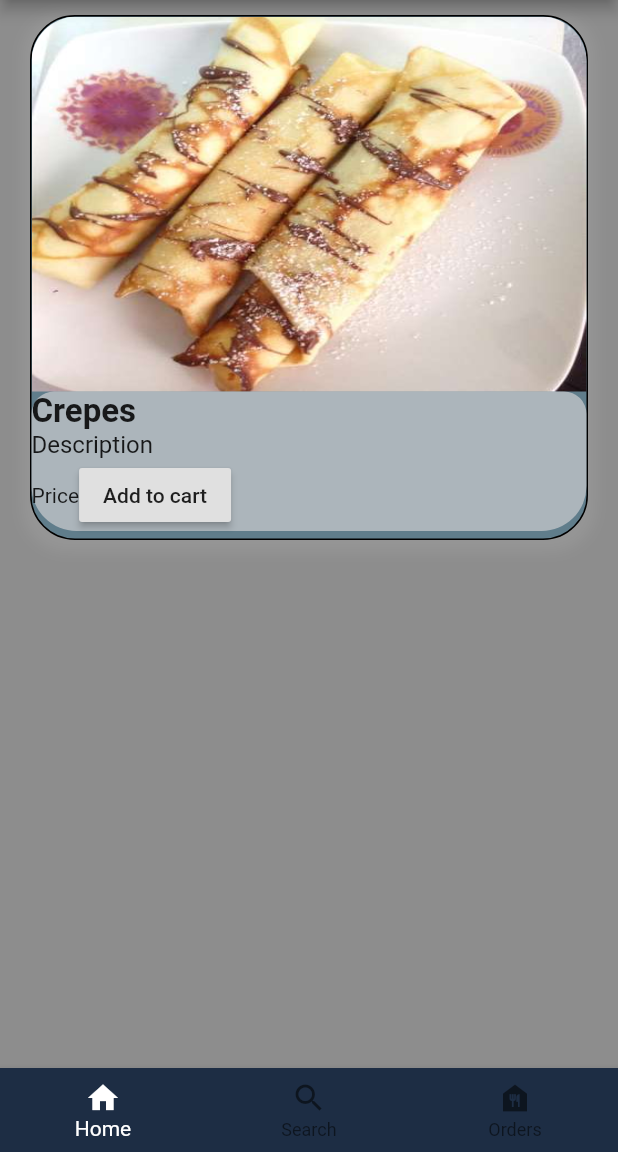
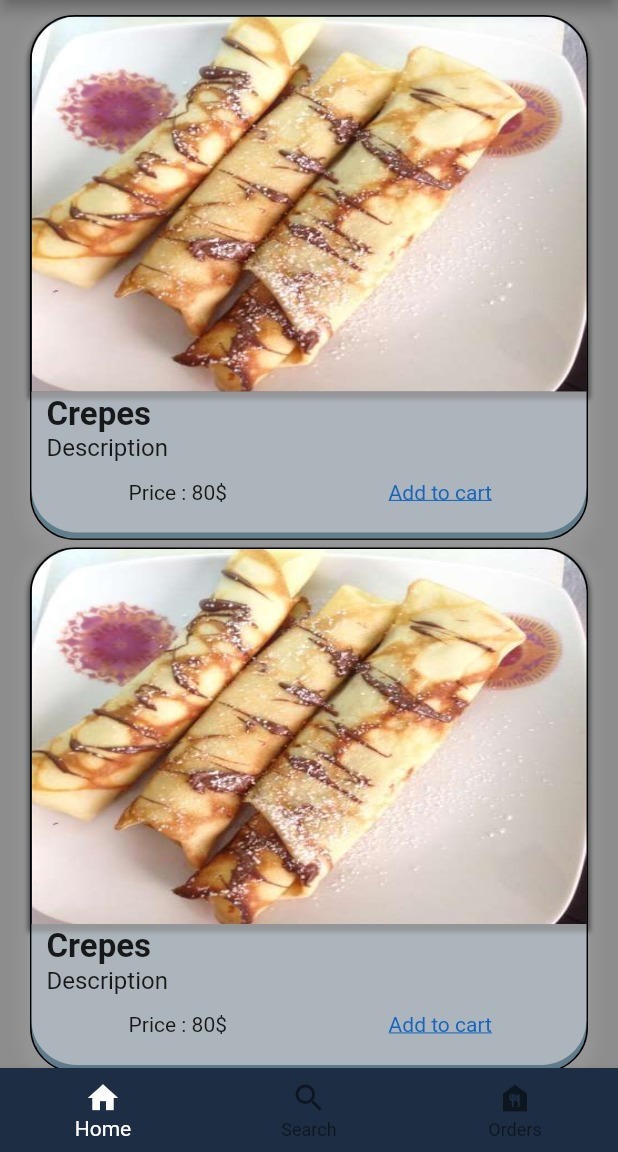
Before and after one commit to brocatz/Flutter-Mobile, a Flutter app: the HomePage screen opened directly, on a phone screen of 412 x 824 dp, the part 84-1236 px from its top. Run offline on Flutter 3.47's test engine with Material 2 defaults, Android fonts, the phone set to English and light mode, and no system bars; our stand-ins replace firebase_auth, firebase_core; accounts and stored records are empty.

Commit message:
Created Discover MenuItem

```diff
--- a/lib/pageViews/homePageView.dart
+++ b/lib/pageViews/homePageView.dart
@@ -1,5 +1,6 @@
 import 'package:flutter/material.dart';
 import 'package:flutter/services.dart';
+import 'package:flutter_form/widgets/discoverMenuItem.dart';
 
 class HomePageView extends StatelessWidget {
   @override
@@ -13,99 +14,13 @@ class HomePageView extends StatelessWidget {
           right: 20,
         ),
         children: <Widget>[
-          Container(
-            decoration: BoxDecoration(
-                color: Colors.blueGrey,
-                borderRadius: BorderRadius.all(
-                  Radius.circular(30),
-                ),
-                border: Border.all(color: Colors.black, width: 1.0),
-                boxShadow: [
-                  BoxShadow(
-                    color: Colors.grey.withOpacity(.5),
-                    spreadRadius: 5,
-                    blurRadius: 7,
-                    offset: Offset(0, 3),
-                  )
-                ]),
-            width: 300,
-            height: 350,
-            child: Column(
-              children: [
-                Row(
-                  children: [
-                    // Expanded(
-                    //   child: SizedBox(
-                    //     height: 250,
-                    //     child: Image.asset(
-                    //       'assets/images/crepe.jpg',
-                    //     ),
-                    //   ),
-                    // ),
-                    Expanded(
-                      child: Container(
-                          height: 250,
-                          decoration: new BoxDecoration(
-                            borderRadius: BorderRadius.only(
-                                topLeft: Radius.circular(30),
-                                topRight: Radius.circular(30)),
-                            image: DecorationImage(
-                              image: AssetImage('assets/images/crepe.jpg'),
-                              fit: BoxFit.fill,
-                            ),
-                          )),
-                    ),
-                  ],
-                ),
-                Row(
-                  children: [
-                    Expanded(
-                      child: Container(
-                        decoration: BoxDecoration(
-                            color: Color.fromRGBO(248, 237, 235, 0.5),
-                            borderRadius: BorderRadius.only(
-                              bottomLeft: Radius.circular(30),
-                              bottomRight: Radius.circular(30),
-                              topLeft: Radius.circular(15),
-                              topRight: Radius.circular(15),
-                            )),
-                        child: Column(
-                          crossAxisAlignment: CrossAxisAlignment.start,
-                          children: [
-                            Row(
-                              children: [
-                                Text(
-                                  "Crepes",
-                                  style: TextStyle(
-                                      fontSize: 22.0,
-                                      fontWeight: FontWeight.bold),
-                                ),
-                              ],
-                            ),
-                            Row(
-                              children: [
-                                Text(
-                                  'Description',
-                                  style: TextStyle(fontSize: 16),
-                                ),
-                              ],
-                            ),
-                            Row(
-                              children: [
-                                Text('Price'),
-                                RaisedButton(
-                                    child: Text('Add to cart'),
-                                    onPressed: () {})
-                              ],
-                            )
-                          ],
-                        ),
-                      ),
-                    )
-                  ],
-                ),
-              ],
-            ),
+          DiscoverMenuItem(),
+          SizedBox(
+            height: 5,
+          ),
+          DiscoverMenuItem(),
+          SizedBox(
+            height: 5,
           )
         ],
       ),
--- /dev/null
+++ b/lib/widgets/discoverMenuItem.dart
@@ -0,0 +1,139 @@
+import 'package:flutter/material.dart';
+
+class DiscoverMenuItem extends StatelessWidget {
+  @override
+  Widget build(BuildContext context) {
+    return Container(
+      decoration: BoxDecoration(
+          color: Colors.blueGrey,
+          borderRadius: BorderRadius.all(
+            Radius.circular(30),
+          ),
+          border: Border.all(color: Colors.black, width: 1.0),
+          boxShadow: [
+            BoxShadow(
+              color: Colors.grey.withOpacity(.5),
+              spreadRadius: 5,
+              blurRadius: 7,
+              offset: Offset(0, 3),
+            )
+          ]),
+      width: 300,
+      height: 350,
+      child: Column(
+        children: [
+          Row(
+            children: [
+              // Expanded(
+              //   child: SizedBox(
+              //     height: 250,
+              //     child: Image.asset(
+              //       'assets/images/crepe.jpg',
+              //     ),
+              //   ),
+              // ),
+              Expanded(
+                child: Container(
+                    height: 250,
+                    decoration: new BoxDecoration(
+                      boxShadow: [
+                        BoxShadow(
+                          color: Colors.black.withOpacity(0.5),
+                          spreadRadius: 2,
+                          blurRadius: 2,
+                          offset: Offset(0, 3),
+                        )
+                      ],
+                      borderRadius: BorderRadius.only(
+                          topLeft: Radius.circular(30),
+                          topRight: Radius.circular(30)),
+                      image: DecorationImage(
+                        image: AssetImage('assets/images/crepe.jpg'),
+                        fit: BoxFit.fill,
+                      ),
+                    )),
+              ),
+            ],
+          ),
+          Row(
+            children: [
+              Expanded(
+                child: Container(
+                  height: 94,
+                  padding: EdgeInsets.only(left: 10, top: 2),
+                  decoration: BoxDecoration(
+                      boxShadow: <BoxShadow>[],
+                      color: Color.fromRGBO(248, 237, 235, 0.5),
+                      borderRadius: BorderRadius.only(
+                        bottomLeft: Radius.circular(30),
+                        bottomRight: Radius.circular(30),
+                      )),
+                  child: Column(
+                    crossAxisAlignment: CrossAxisAlignment.start,
+                    children: [
+                      Row(
+                        children: [
+                          Text(
+                            "Crepes",
+                            style: TextStyle(
+                                fontSize: 22.0, fontWeight: FontWeight.bold),
+                          ),
+                        ],
+                      ),
+                      Row(
+                        children: [
+                          Text(
+                            'Description',
+                            style: TextStyle(fontSize: 16),
+                          ),
+                        ],
+                      ),
+                      Row(
+                        children: [
+                          Container(
+                            height: 40,
+                            width: 350,
+                            child: Column(
+                              mainAxisAlignment: MainAxisAlignment.center,
+                              children: [
+                                Row(
+                                  mainAxisAlignment:
+                                      MainAxisAlignment.spaceEvenly,
+                                  crossAxisAlignment: CrossAxisAlignment.end,
+                                  children: [
+                                    Expanded(
+                                        child: Text(
+                                      'Price : 80\$',
+                                      textAlign: TextAlign.center,
+                                    )),
+                                    Expanded(
+                                      child: InkWell(
+                                        onTap: () {},
+                                        child: Text(
+                                          'Add to cart',
+                                          style: TextStyle(
+                                              color: Colors.blue[800],
+                                              decoration:
+                                                  TextDecoration.underline),
+                                          textAlign: TextAlign.center,
+                                        ),
+                                      ),
+                                    )
+                                  ],
+                                )
+                              ],
+                            ),
+                          )
+                        ],
+                      )
+                    ],
+                  ),
+                ),
+              )
+            ],
+          ),
+        ],
+      ),
+    );
+  }
+}
```
